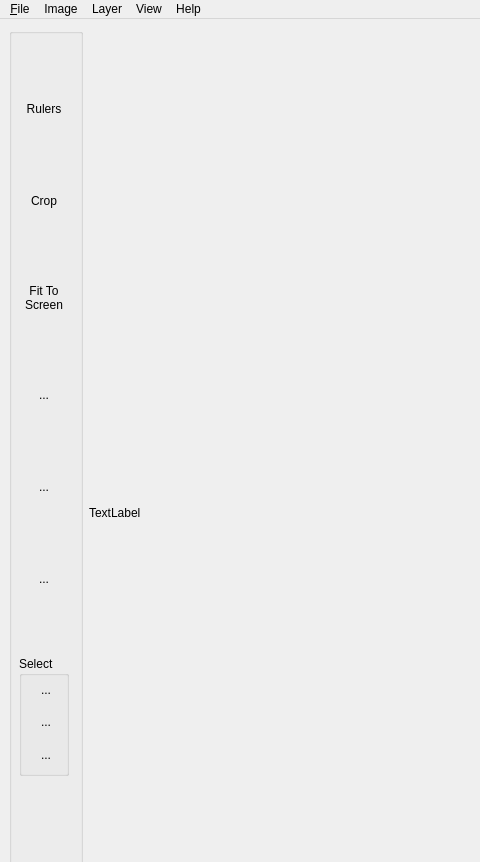
Before: the Qt Designer form bLUe.ui in bvirxx/bLUe_PYSIDE, drawn with Qt 5; both pictures show x 0 to 480 and y 0 to 862 of the 1201 by 1007 pixel window.
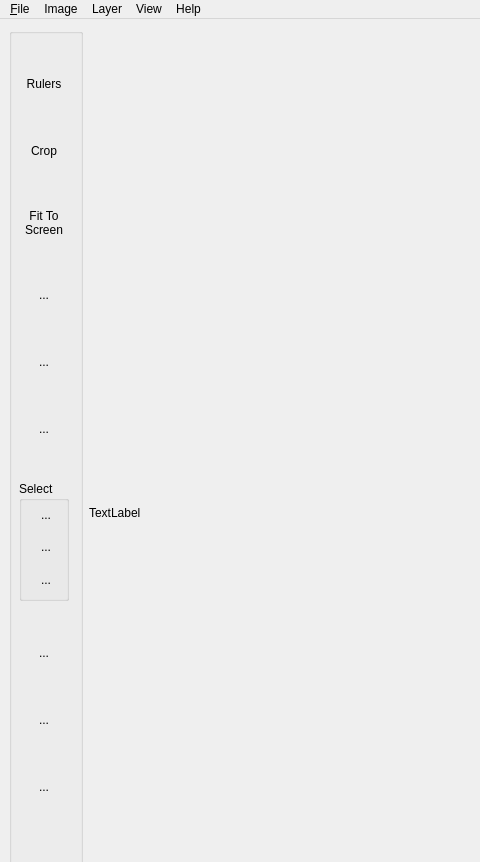
After: the same form once the commit is applied. Icons and pictures are not drawn. Custom widgets are drawn as their Qt base class.

Commit message: drawing layer, brushes and eraser added

Patch:
```diff
--- a/bLUe.ui
+++ b/bLUe.ui
@@ -520,6 +520,132 @@
             </widget>
            </widget>
           </item>
+          <item>
+           <widget class="QToolButton" name="bucketButton">
+            <property name="minimumSize">
+             <size>
+              <width>50</width>
+              <height>26</height>
+             </size>
+            </property>
+            <property name="maximumSize">
+             <size>
+              <width>50</width>
+              <height>30</height>
+             </size>
+            </property>
+            <property name="focusPolicy">
+             <enum>Qt::ClickFocus</enum>
+            </property>
+            <property name="toolTip">
+             <string>Paint Bucket</string>
+            </property>
+            <property name="accessibleName">
+             <string>bucket</string>
+            </property>
+            <property name="text">
+             <string>...</string>
+            </property>
+            <property name="icon">
+             <iconset resource="bLUeTop/resources.qrc">
+              <normaloff>:/images/resources/icons8-windows-metro-26.png</normaloff>:/images/resources/icons8-windows-metro-26.png</iconset>
+            </property>
+            <property name="checkable">
+             <bool>true</bool>
+            </property>
+            <property name="autoExclusive">
+             <bool>true</bool>
+            </property>
+            <property name="autoRaise">
+             <bool>true</bool>
+            </property>
+            <attribute name="buttonGroup">
+             <string notr="true">buttonGroup</string>
+            </attribute>
+           </widget>
+          </item>
+          <item>
+           <widget class="QToolButton" name="brushButton">
+            <property name="minimumSize">
+             <size>
+              <width>50</width>
+              <height>26</height>
+             </size>
+            </property>
+            <property name="maximumSize">
+             <size>
+              <width>50</width>
+              <height>30</height>
+             </size>
+            </property>
+            <property name="toolTip">
+             <string>Brush</string>
+            </property>
+            <property name="accessibleName">
+             <string>brushButton</string>
+            </property>
+            <property name="text">
+             <string>...</string>
+            </property>
+            <property name="icon">
+             <iconset resource="bLUeTop/resources.qrc">
+              <normaloff>:/images/resources/icons8-pinceau-de-maquillage-24.png</normaloff>:/images/resources/icons8-pinceau-de-maquillage-24.png</iconset>
+            </property>
+            <property name="checkable">
+             <bool>true</bool>
+            </property>
+            <property name="autoExclusive">
+             <bool>true</bool>
+            </property>
+            <property name="autoRaise">
+             <bool>true</bool>
+            </property>
+            <attribute name="buttonGroup">
+             <string notr="true">buttonGroup</string>
+            </attribute>
+           </widget>
+          </item>
+          <item>
+           <widget class="QToolButton" name="eraserButton">
+            <property name="minimumSize">
+             <size>
+              <width>50</width>
+              <height>26</height>
+             </size>
+            </property>
+            <property name="maximumSize">
+             <size>
+              <width>50</width>
+              <height>30</height>
+             </size>
+            </property>
+            <property name="toolTip">
+             <string>Eraser</string>
+            </property>
+            <property name="accessibleName">
+             <string>eraserButton</string>
+            </property>
+            <property name="text">
+             <string>...</string>
+            </property>
+            <property name="icon">
+             <iconset resource="bLUeTop/resources.qrc">
+              <normaloff>:/images/resources/icons8-gomme-30.png</normaloff>:/images/resources/icons8-gomme-30.png</iconset>
+            </property>
+            <property name="checkable">
+             <bool>true</bool>
+            </property>
+            <property name="autoExclusive">
+             <bool>true</bool>
+            </property>
+            <property name="autoRaise">
+             <bool>true</bool>
+            </property>
+            <attribute name="buttonGroup">
+             <string notr="true">buttonGroup</string>
+            </attribute>
+           </widget>
+          </item>
          </layout>
         </widget>
        </widget>
```
Left out of the diff: 6 changed lines with no effect on the pictures. The commit also changes 11 other files.
